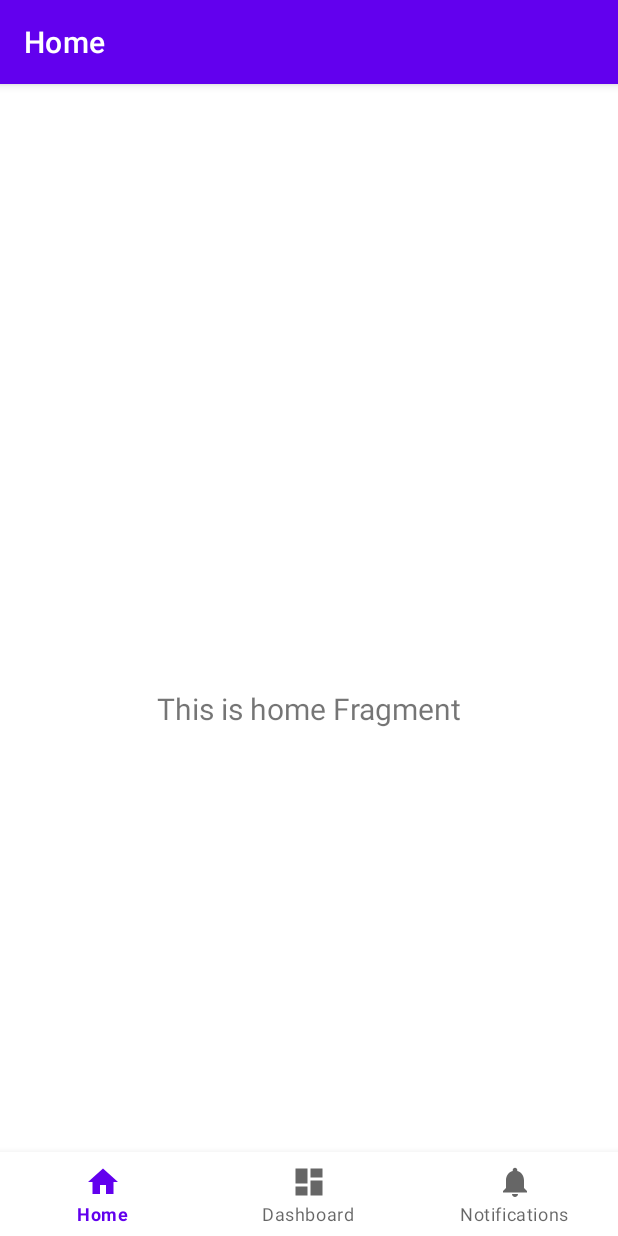
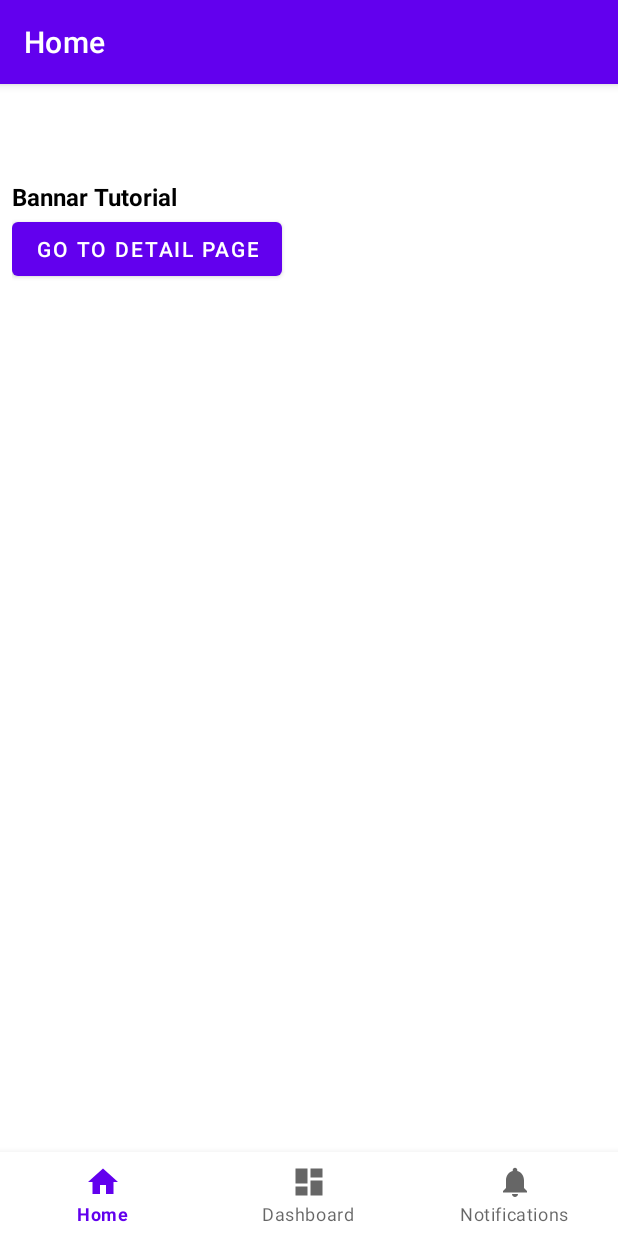
Before and after one commit to DEV-Sithu/myAdmob, an Android app: the screen it shows after launch (MainActivity), on a phone screen of 412 x 824 dp. Run offline under Robolectric (Android 15) with nearby library versions, the phone set to English and light mode, and no system bars; our stand-ins replace AdMob, navigation-ui; 2 statements that could not run were skipped.

```diff
--- a/app/src/main/AndroidManifest.xml
+++ b/app/src/main/AndroidManifest.xml
@@ -9,6 +9,7 @@
 
     <application
         android:name=".MyApp"
+        android:usesCleartextTraffic="true"
         android:allowBackup="true"
         android:dataExtractionRules="@xml/data_extraction_rules"
         android:fullBackupContent="@xml/backup_rules"
@@ -22,6 +23,8 @@
         <meta-data
             android:name="com.google.android.gms.ads.APPLICATION_ID"
             android:value="@string/admobId" />
+
+        <activity android:name=".DetailActivity" android:parentActivityName=".MainActivity"/>
         <activity
             android:name=".MainActivity"
             android:exported="true"
--- a/app/src/main/java/dev/mk/myadmob/MyApp.kt
+++ b/app/src/main/java/dev/mk/myadmob/MyApp.kt
@@ -4,12 +4,12 @@ import android.app.Activity
 import android.app.Application
 import android.content.Context
 import android.os.Bundle
-import android.util.Log
 import com.google.android.gms.ads.AdError
 import com.google.android.gms.ads.AdRequest
 import com.google.android.gms.ads.FullScreenContentCallback
 import com.google.android.gms.ads.LoadAdError
 import com.google.android.gms.ads.MobileAds
+import com.google.android.gms.ads.RequestConfiguration
 import com.google.android.gms.ads.appopen.AppOpenAd
 
 
@@ -24,6 +24,15 @@ class MyApp : Application(), Application.ActivityLifecycleCallbacks {
         registerActivityLifecycleCallbacks(this)
 
         appOpenAdManager = AppOpenAdManager()
+
+        // Test Ads for Debug Builds Only
+        if (BuildConfig.DEBUG) {
+            val testDeviceIds = listOf("YOUR_TEST_DEVICE_ID") // 🔴 Logcat မှာ "Ads" tag ကိုကြည့်ပြီး Device ID ယူနိုင်ပါတယ်
+            val config = RequestConfiguration.Builder()
+                .setTestDeviceIds(testDeviceIds)
+                .build()
+            MobileAds.setRequestConfiguration(config)
+        }
     }
 
     override fun onActivityStarted(activity: Activity) {
--- a/app/src/main/java/dev/mk/myadmob/ui/home/HomeFragment.kt
+++ b/app/src/main/java/dev/mk/myadmob/ui/home/HomeFragment.kt
@@ -7,6 +7,9 @@ import android.view.ViewGroup
 import android.widget.TextView
 import androidx.fragment.app.Fragment
 import androidx.lifecycle.ViewModelProvider
+import com.google.android.gms.ads.AdRequest
+import com.google.android.gms.ads.MobileAds
+import dev.mk.myadmob.DetailActivity
 import dev.mk.myadmob.databinding.FragmentHomeBinding
 
 class HomeFragment : Fragment() {
@@ -22,16 +25,19 @@ class HomeFragment : Fragment() {
         container: ViewGroup?,
         savedInstanceState: Bundle?
     ): View {
-        val homeViewModel =
-            ViewModelProvider(this).get(HomeViewModel::class.java)
+        val homeViewModel = ViewModelProvider(this).get(HomeViewModel::class.java)
 
         _binding = FragmentHomeBinding.inflate(inflater, container, false)
         val root: View = binding.root
 
-        val textView: TextView = binding.textHome
-        homeViewModel.text.observe(viewLifecycleOwner) {
-            textView.text = it
-        }
+        MobileAds.initialize(requireContext())
+        val adRequest = AdRequest.Builder().build()
+        binding.adView.loadAd(adRequest)
+
+        binding.goToDetail.setOnClickListener(View.OnClickListener {
+            startActivity(DetailActivity.newIntent(requireContext()))
+        })
+
         return root
     }
 
@@ -39,4 +45,32 @@ class HomeFragment : Fragment() {
         super.onDestroyView()
         _binding = null
     }
+
+    // Ad Lifecycle Management
+    override fun onResume() {
+        super.onResume()
+        try {
+            binding.adView.resume()
+        }catch (e: Exception){
+            e.printStackTrace()
+        }
+    }
+
+    override fun onPause() {
+        super.onPause()
+        try {
+            binding.adView.pause()
+        }catch (e: Exception){
+            e.printStackTrace()
+        }
+    }
+
+    override fun onDestroy() {
+        super.onDestroy()
+        try {
+            binding.adView.destroy()
+        }catch (e: Exception){
+            e.printStackTrace()
+        }
+    }
 }
--- a/app/src/main/res/layout/fragment_home.xml
+++ b/app/src/main/res/layout/fragment_home.xml
@@ -6,17 +6,37 @@
     android:layout_height="match_parent"
     tools:context=".ui.home.HomeFragment">
 
-    <TextView
-        android:id="@+id/text_home"
+    <LinearLayout
         android:layout_width="match_parent"
-        android:layout_height="wrap_content"
+        android:layout_height="match_parent"
         android:layout_marginStart="8dp"
         android:layout_marginTop="8dp"
         android:layout_marginEnd="8dp"
         android:textAlignment="center"
-        android:textSize="20sp"
+        android:orientation="vertical"
         app:layout_constraintBottom_toBottomOf="parent"
         app:layout_constraintEnd_toEndOf="parent"
         app:layout_constraintStart_toStartOf="parent"
-        app:layout_constraintTop_toTopOf="parent" />
+        app:layout_constraintTop_toTopOf="parent" >
+        <TextView
+            android:layout_width="match_parent"
+            android:layout_height="wrap_content"
+            android:textStyle="bold"
+            android:textColor="@color/black"
+            android:textSize="16dp"
+            android:text="Bannar Tutorial"/>
+        <com.google.android.gms.ads.AdView
+            xmlns:ads="http://schemas.android.com/apk/res-auto"
+            android:id="@+id/adView"
+            android:layout_width="match_parent"
+            android:layout_height="wrap_content"
+            ads:adSize="BANNER"
+            ads:adUnitId="@string/banner_ads_home"/>
+        <Button
+            android:layout_width="wrap_content"
+            android:layout_height="wrap_content"
+            android:text="Go TO Detail Page"
+            android:id="@+id/goToDetail"/>
+
+    </LinearLayout>
 </androidx.constraintlayout.widget.ConstraintLayout>
```
Also changed, not shown: app/build.gradle.kts (+24 -1 lines), app/src/main/java/dev/mk/myadmob/DetailActivity.kt (added, +71 -0 lines), app/src/main/java/dev/mk/myadmob/ui/dashboard/DashboardFragment.kt (+35 -6 lines), app/src/main/res/layout/activity_detail.xml (added, +20 -0 lines), app/src/main/res/layout/fragment_dashboard.xml (+20 -5 lines), app/src/main/res/values/strings.xml (+10 -4 lines).
